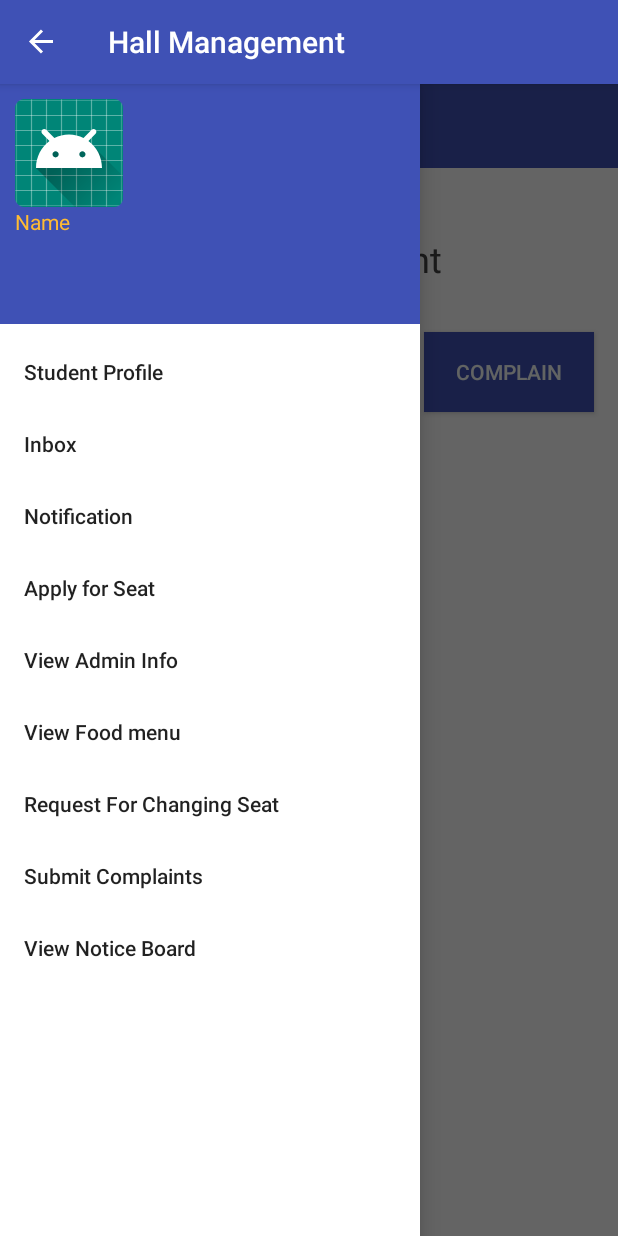
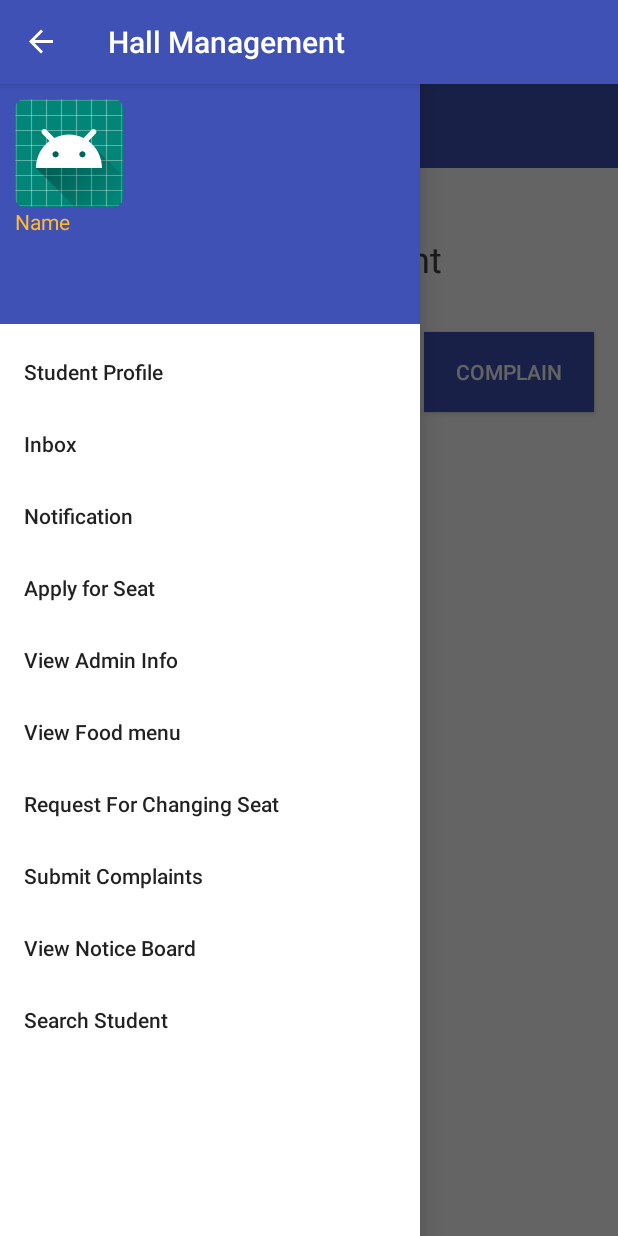
Before and after one commit to border-b/Hall-Management, an Android app: the WelcomeStudent screen opened directly, with no data from a screen before it, with the side drawer open, on a phone screen of 412 x 824 dp. Run offline under Robolectric (Android 15) with nearby library versions, the phone set to English and light mode, and no system bars.

Commit message:
Addeded Serach Student to the nav menu

```diff
--- a/app/src/main/res/menu/nav_manu_layout.xml
+++ b/app/src/main/res/menu/nav_manu_layout.xml
@@ -22,6 +22,8 @@
             android:title="Submit Complaints" />
         <item android:id="@+id/nav_viewnoticeboard"
             android:title="View Notice Board" />
+        <item android:id="@+id/nav_searchstudent"
+            android:title="Search Student" />
 
     </group>
 
```
